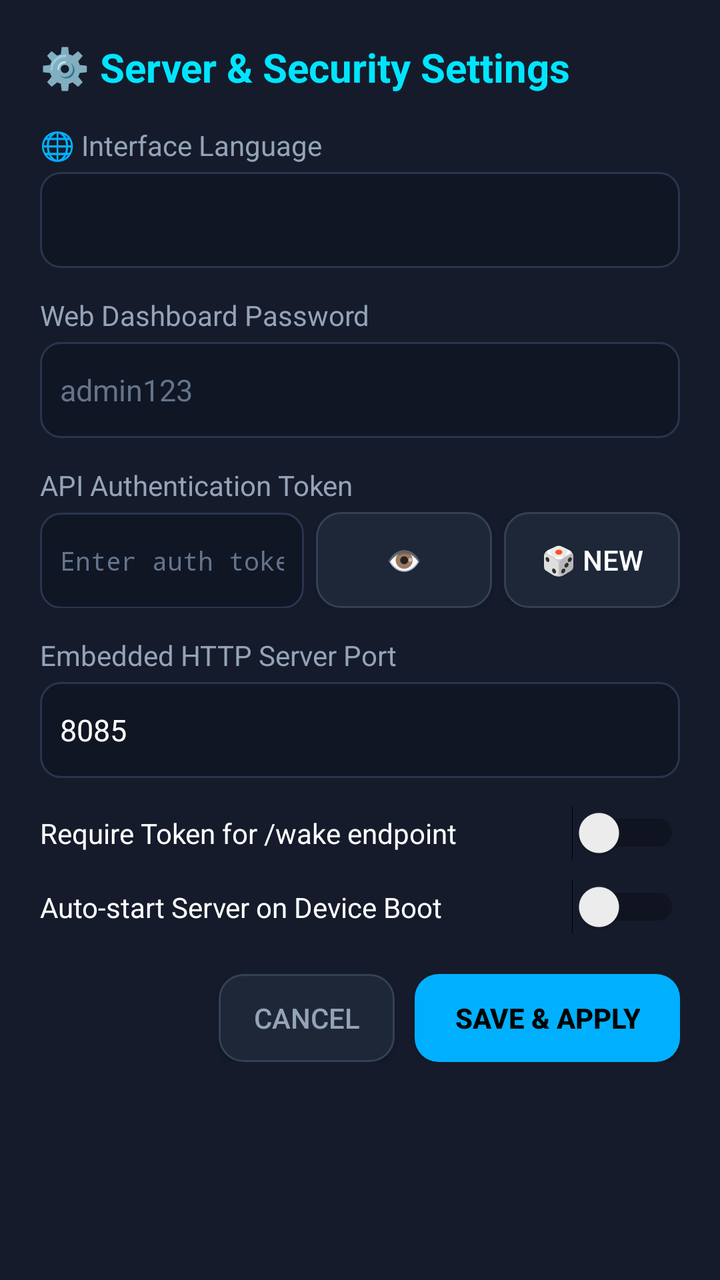
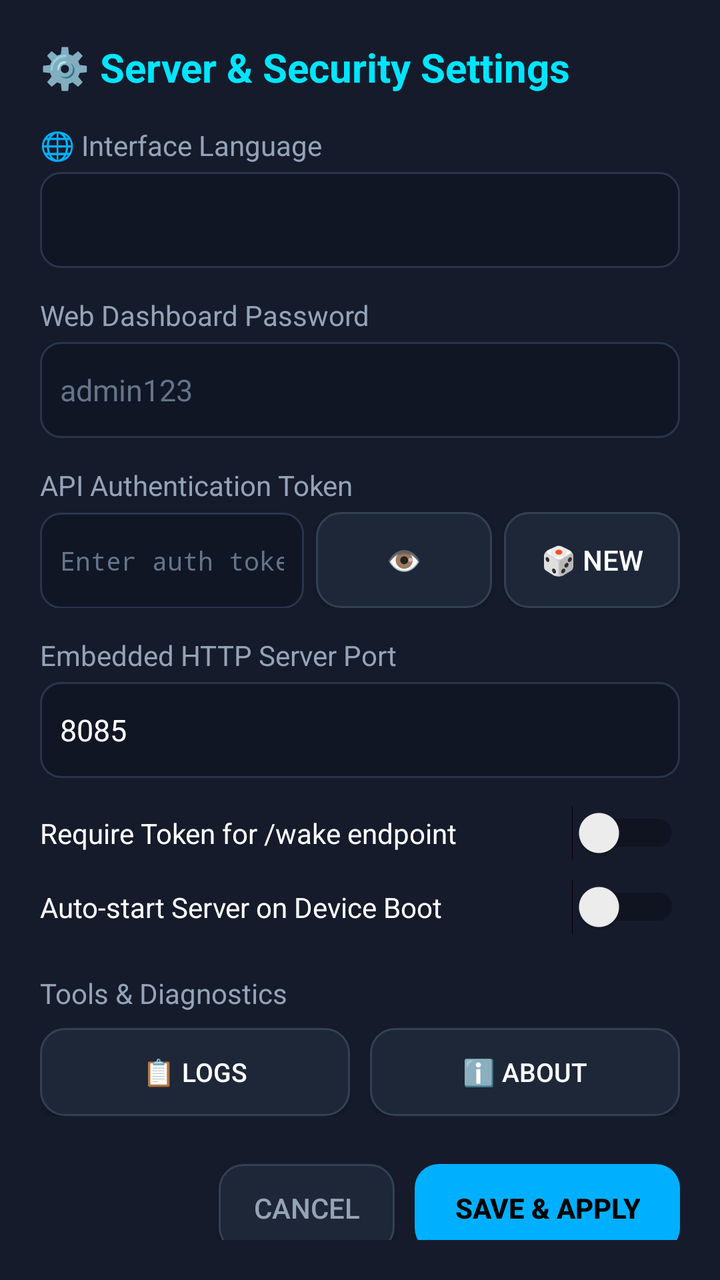

An Android layout rendered at two revisions. The XML below is the earlier revision; the diff shows what the commit changed to produce the second picture.
<!-- AndroidManifest.xml: application theme Theme.Leanback -->
<!-- res/layout/dialog_server_settings.xml -->
<?xml version="1.0" encoding="utf-8"?>
<ScrollView xmlns:android="http://schemas.android.com/apk/res/android"
    android:layout_width="match_parent"
    android:layout_height="wrap_content"
    android:background="#151B2B"
    android:padding="20dp">

    <LinearLayout
        android:layout_width="match_parent"
        android:layout_height="wrap_content"
        android:orientation="vertical">

        
        <TextView
            android:layout_width="match_parent"
            android:layout_height="wrap_content"
            android:text="@string/dialog_settings_title"
            android:textSize="20sp"
            android:textStyle="bold"
            android:textColor="#00E5FF"
            android:layout_marginBottom="16dp" />

        
        <TextView
            android:layout_width="match_parent"
            android:layout_height="wrap_content"
            android:text="@string/label_language"
            android:textSize="14sp"
            android:textColor="#94A3B8"
            android:layout_marginBottom="4dp" />

        <Spinner
            android:id="@+id/settingsLanguage"
            android:layout_width="match_parent"
            android:layout_height="48dp"
            android:background="@drawable/bg_edit_text_selector"
            android:focusable="true"
            android:layout_marginBottom="14dp" />

        
        <TextView
            android:layout_width="match_parent"
            android:layout_height="wrap_content"
            android:text="@string/label_web_password"
            android:textSize="14sp"
            android:textColor="#94A3B8"
            android:layout_marginBottom="4dp" />

        <EditText
            android:id="@+id/settingsWebPassword"
            android:layout_width="match_parent"
            android:layout_height="48dp"
            android:hint="admin123"
            android:textColor="#FFFFFF"
            android:textColorHint="#64748B"
            android:textSize="15sp"
            android:padding="10dp"
            android:inputType="textPassword"
            android:background="@drawable/bg_edit_text_selector"
            android:focusable="true"
            android:layout_marginBottom="14dp" />

        
        <TextView
            android:layout_width="match_parent"
            android:layout_height="wrap_content"
            android:text="@string/label_api_token"
            android:textSize="14sp"
            android:textColor="#94A3B8"
            android:layout_marginBottom="4dp" />

        <LinearLayout
            android:layout_width="match_parent"
            android:layout_height="wrap_content"
            android:orientation="horizontal"
            android:layout_marginBottom="14dp">

            <EditText
                android:id="@+id/settingsAuthToken"
                android:layout_width="0dp"
                android:layout_height="48dp"
                android:layout_weight="1"
                android:hint="Enter auth token"
                android:textColor="#00E5FF"
                android:textColorHint="#64748B"
                android:textSize="13sp"
                android:typeface="monospace"
                android:padding="10dp"
                android:inputType="textPassword"
                android:background="@drawable/bg_edit_text_selector"
                android:focusable="true" />

            <Button
                android:id="@+id/btnToggleToken"
                android:layout_width="wrap_content"
                android:layout_height="48dp"
                android:text="👁️"
                android:background="@drawable/bg_btn_secondary_selector"
                android:focusable="true"
                android:layout_marginStart="6dp" />

            <Button
                android:id="@+id/btnGenerateToken"
                android:layout_width="wrap_content"
                android:layout_height="48dp"
                android:text="@string/btn_token_new"
                android:textColor="#FFFFFF"
                android:background="@drawable/bg_btn_secondary_selector"
                android:focusable="true"
                android:layout_marginStart="6dp" />
        </LinearLayout>

        
        <TextView
            android:layout_width="match_parent"
            android:layout_height="wrap_content"
            android:text="@string/label_http_port"
            android:textSize="14sp"
            android:textColor="#94A3B8"
            android:layout_marginBottom="4dp" />

        <EditText
            android:id="@+id/settingsHttpPort"
            android:layout_width="match_parent"
            android:layout_height="48dp"
            android:text="8085"
            android:textColor="#FFFFFF"
            android:textColorHint="#64748B"
            android:textSize="15sp"
            android:inputType="number"
            android:padding="10dp"
            android:background="@drawable/bg_edit_text_selector"
            android:focusable="true"
            android:layout_marginBottom="14dp" />

        
        <LinearLayout
            android:layout_width="match_parent"
            android:layout_height="wrap_content"
            android:orientation="horizontal"
            android:gravity="center_vertical"
            android:layout_marginBottom="10dp">

            <TextView
                android:layout_width="0dp"
                android:layout_height="wrap_content"
                android:layout_weight="1"
                android:text="@string/label_require_auth"
                android:textColor="#FFFFFF"
                android:textSize="14sp" />

            <Switch
                android:id="@+id/switchRequireAuth"
                android:layout_width="wrap_content"
                android:layout_height="wrap_content"
                android:focusable="true" />
        </LinearLayout>

        <LinearLayout
            android:layout_width="match_parent"
            android:layout_height="wrap_content"
            android:orientation="horizontal"
            android:gravity="center_vertical"
            android:layout_marginBottom="20dp">

            <TextView
                android:layout_width="0dp"
                android:layout_height="wrap_content"
                android:layout_weight="1"
                android:text="@string/label_auto_start"
                android:textColor="#FFFFFF"
                android:textSize="14sp" />

            <Switch
                android:id="@+id/switchAutoStart"
                android:layout_width="wrap_content"
                android:layout_height="wrap_content"
                android:focusable="true" />
        </LinearLayout>

        
        <LinearLayout
            android:layout_width="match_parent"
            android:layout_height="wrap_content"
            android:orientation="horizontal"
            android:gravity="end">

            <Button
                android:id="@+id/btnCancelSettings"
                android:layout_width="wrap_content"
                android:layout_height="44dp"
                android:text="@string/btn_cancel"
                android:textColor="#94A3B8"
                android:background="@drawable/bg_btn_secondary_selector"
                android:focusable="true"
                android:layout_marginEnd="10dp"
                android:paddingStart="16dp"
                android:paddingEnd="16dp" />

            <Button
                android:id="@+id/btnSaveSettings"
                android:layout_width="wrap_content"
                android:layout_height="44dp"
                android:text="@string/btn_save_apply"
                android:textColor="#000000"
                android:textStyle="bold"
                android:background="@drawable/bg_btn_primary_selector"
                android:focusable="true"
                android:paddingStart="20dp"
                android:paddingEnd="20dp" />

        </LinearLayout>

    </LinearLayout>

</ScrollView>
<!-- resources referenced by this layout -->
<resources>
  <!-- drawable bg_btn_primary_selector (drawable) -->
  <?xml version="1.0" encoding="utf-8"?>
  <selector xmlns:android="http://schemas.android.com/apk/res/android">
      <item android:state_focused="true">
          <shape android:shape="rectangle">
              <solid android:color="#00E5FF" />
              <stroke android:width="3dp" android:color="#FFFFFF" />
              <corners android:radius="12dp" />
          </shape>
      </item>
      <item android:state_pressed="true">
          <shape android:shape="rectangle">
              <solid android:color="#0097A7" />
              <corners android:radius="12dp" />
          </shape>
      </item>
      <item>
          <shape android:shape="rectangle">
              <solid android:color="#00B0FF" />
              <corners android:radius="12dp" />
          </shape>
      </item>
  </selector>
  <!-- drawable bg_edit_text_selector (drawable) -->
  <?xml version="1.0" encoding="utf-8"?>
  <selector xmlns:android="http://schemas.android.com/apk/res/android">
      <item android:state_focused="true">
          <shape android:shape="rectangle">
              <solid android:color="#1A233A" />
              <stroke android:width="2.5dp" android:color="#00E5FF" />
              <corners android:radius="10dp" />
          </shape>
      </item>
      <item>
          <shape android:shape="rectangle">
              <solid android:color="#101624" />
              <stroke android:width="1dp" android:color="#2A354D" />
              <corners android:radius="10dp" />
          </shape>
      </item>
  </selector>
  <string name="btn_cancel">CANCEL</string>
  <string name="btn_save_apply">SAVE &amp; APPLY</string>
  <string name="btn_token_new">🎲 NEW</string>
  <string name="dialog_settings_title">⚙️ Server &amp; Security Settings</string>
  <string name="label_api_token">API Authentication Token</string>
  <string name="label_auto_start">Auto-start Server on Device Boot</string>
  <string name="label_http_port">Embedded HTTP Server Port</string>
  <string name="label_language">🌐 Interface Language</string>
  <string name="label_require_auth">Require Token for /wake endpoint</string>
  <string name="label_web_password">Web Dashboard Password</string>
  <style name="Theme.Leanback" parent="Theme.AppCompat.DayNight.NoActionBar">
          <item name="android:windowBackground">#0A0E17</item>
          <item name="colorPrimary">#00E5FF</item>
          <item name="colorPrimaryDark">#0097A7</item>
          <item name="colorAccent">#FF9900</item>
          <item name="android:textColorPrimary">#FFFFFF</item>
          <item name="android:textColorSecondary">#94A3B8</item>
          <item name="android:windowContentOverlay">@null</item>
          <item name="alertDialogTheme">@style/FireTVAlertDialogTheme</item>
      </style>
  <style name="FireTVAlertDialogTheme" parent="Theme.AppCompat.Dialog.Alert">
          <item name="android:windowBackground">@android:color/transparent</item>
          <item name="android:background">#151B2B</item>
          <item name="android:textColorPrimary">#FFFFFF</item>
          <item name="android:textColorSecondary">#94A3B8</item>
          <item name="colorAccent">#00E5FF</item>
          <item name="buttonBarPositiveButtonStyle">@style/FireTVDialogButton</item>
          <item name="buttonBarNegativeButtonStyle">@style/FireTVDialogButtonSecondary</item>
      </style>
  <style name="FireTVDialogButton" parent="Widget.AppCompat.Button.ButtonBar.AlertDialog">
          <item name="android:textColor">#00E5FF</item>
          <item name="android:textStyle">bold</item>
      </style>
  <style name="FireTVDialogButtonSecondary" parent="Widget.AppCompat.Button.ButtonBar.AlertDialog">
          <item name="android:textColor">#94A3B8</item>
      </style>
</resources>

<!-- the commit's change to res/layout/dialog_server_settings.xml (unified diff, before → after) -->
@@ -179,6 +179,45 @@
         </LinearLayout>
 
         
+        <TextView
+            android:layout_width="match_parent"
+            android:layout_height="wrap_content"
+            android:text="@string/label_diagnostics_info"
+            android:textSize="14sp"
+            android:textColor="#94A3B8"
+            android:layout_marginBottom="8dp" />
+
+        <LinearLayout
+            android:layout_width="match_parent"
+            android:layout_height="wrap_content"
+            android:orientation="horizontal"
+            android:layout_marginBottom="24dp">
+
+            <Button
+                android:id="@+id/btnSettingsLogs"
+                android:layout_width="0dp"
+                android:layout_height="44dp"
+                android:layout_weight="1"
+                android:text="@string/btn_logs"
+                android:textColor="#FFFFFF"
+                android:textSize="13sp"
+                android:background="@drawable/bg_btn_secondary_selector"
+                android:focusable="true"
+                android:layout_marginEnd="10dp" />
+
+            <Button
+                android:id="@+id/btnSettingsAbout"
+                android:layout_width="0dp"
+                android:layout_height="44dp"
+                android:layout_weight="1"
+                android:text="@string/btn_about"
+                android:textColor="#FFFFFF"
+                android:textSize="13sp"
+                android:background="@drawable/bg_btn_secondary_selector"
+                android:focusable="true" />
+        </LinearLayout>
+
+        
         <LinearLayout
             android:layout_width="match_parent"
             android:layout_height="wrap_content"
<!-- resource entries referenced after the edit -->
@@ -41,12 +41,15 @@
           </shape>
       </item>
   </selector>
+  <string name="btn_about">ℹ️ About</string>
   <string name="btn_cancel">CANCEL</string>
+  <string name="btn_logs">📋 Logs</string>
   <string name="btn_save_apply">SAVE &amp; APPLY</string>
   <string name="btn_token_new">🎲 NEW</string>
   <string name="dialog_settings_title">⚙️ Server &amp; Security Settings</string>
   <string name="label_api_token">API Authentication Token</string>
   <string name="label_auto_start">Auto-start Server on Device Boot</string>
+  <string name="label_diagnostics_info">Tools &amp; Diagnostics</string>
   <string name="label_http_port">Embedded HTTP Server Port</string>
   <string name="label_language">🌐 Interface Language</string>
   <string name="label_require_auth">Require Token for /wake endpoint</string>
